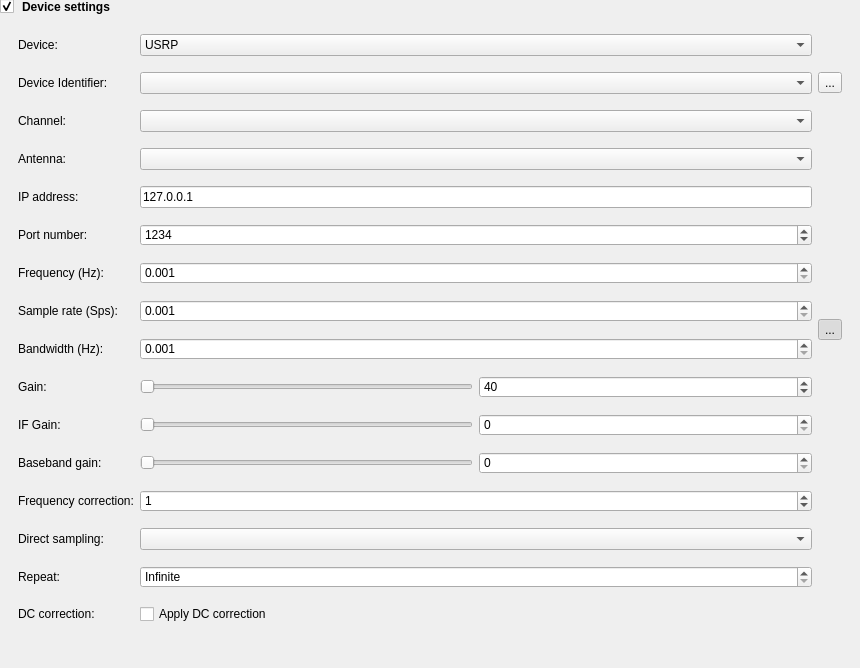
Before: the Qt Designer form data/ui/send_recv_device_settings.ui in jopohl/urh, drawn with Qt 5.
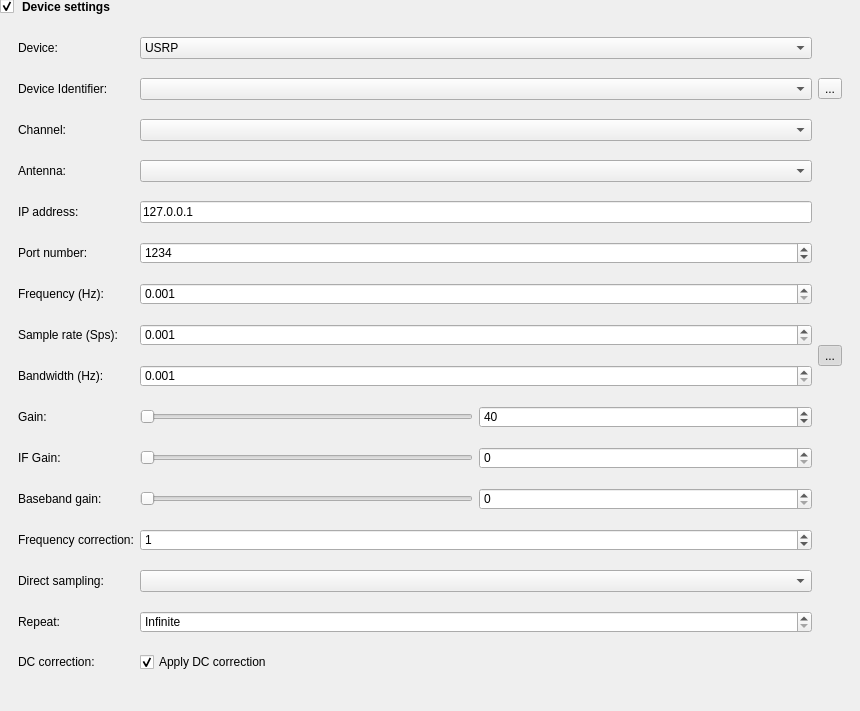
After: the same form once the commit is applied. Icons and pictures are not drawn. Custom widgets are drawn as their Qt base class.

Patch:
```diff
--- a/data/ui/send_recv_device_settings.ui
+++ b/data/ui/send_recv_device_settings.ui
@@ -7,7 +7,7 @@
     <x>0</x>
     <y>0</y>
     <width>860</width>
-    <height>668</height>
+    <height>711</height>
    </rect>
   </property>
   <property name="windowTitle">
@@ -501,6 +501,9 @@
            <property name="text">
             <string>Apply DC correction</string>
            </property>
+           <property name="checked">
+            <bool>true</bool>
+           </property>
           </widget>
          </item>
         </layout>
```
